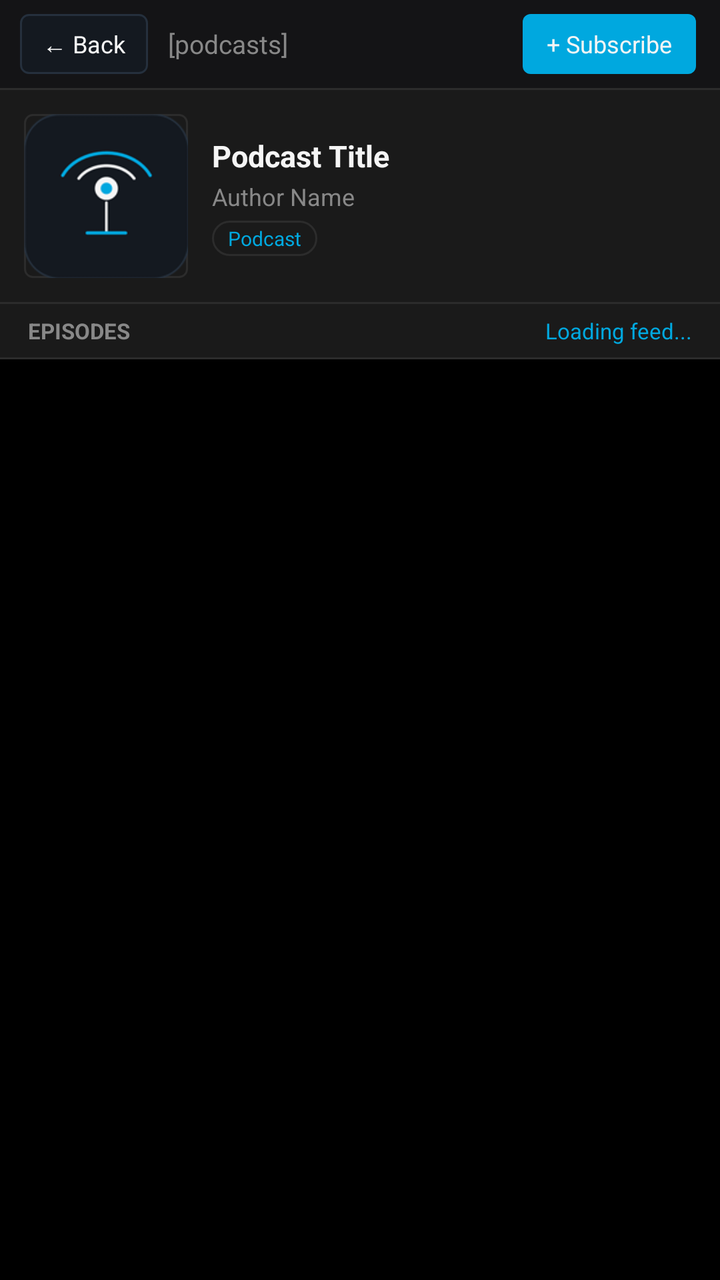
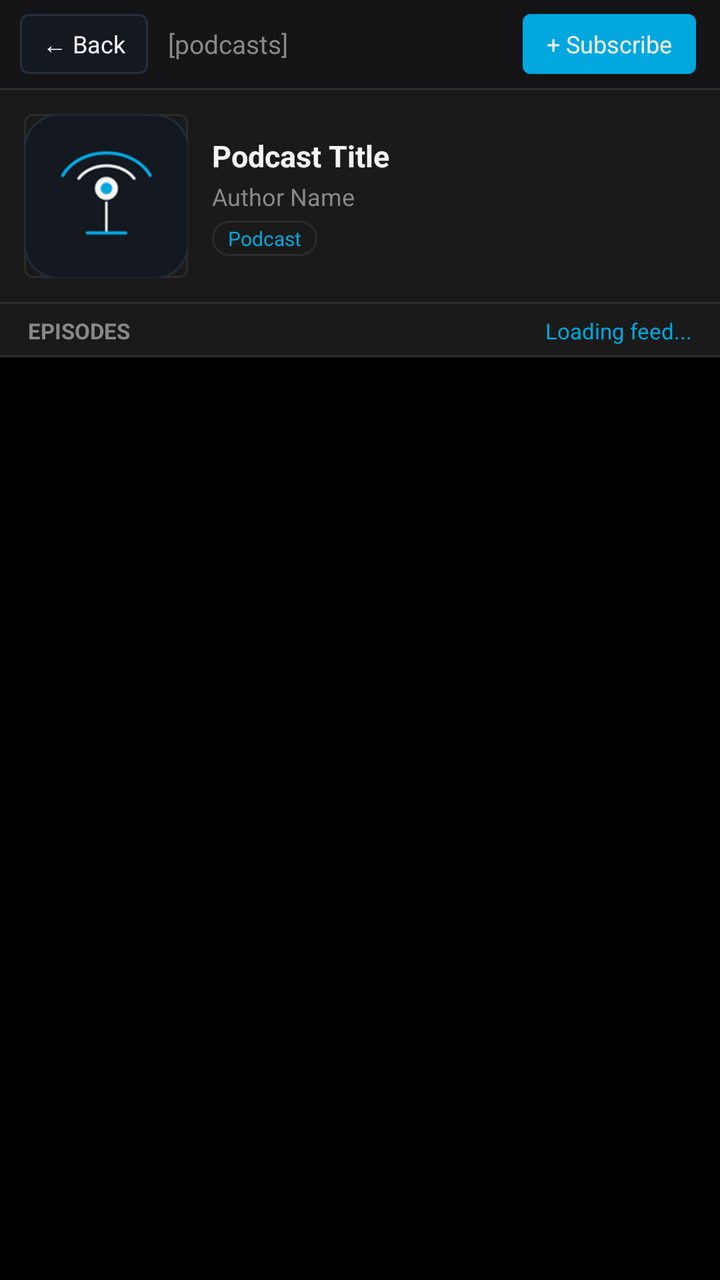

Two renders of the same Android screen: before a commit and after it. Below are the layout's source before the change and the commit's diff.
<!-- AndroidManifest.xml: application theme AppTheme -->
<!-- res/layout/activity_podcast_detail.xml -->
<?xml version="1.0" encoding="utf-8"?>
<LinearLayout xmlns:android="http://schemas.android.com/apk/res/android"
    android:id="@+id/detailRoot"
    android:layout_width="match_parent"
    android:layout_height="match_parent"
    android:orientation="vertical"
    android:background="@color/bg">

    
    <LinearLayout
        android:id="@+id/headerBar"
        android:layout_width="match_parent"
        android:layout_height="44dp"
        android:orientation="horizontal"
        android:gravity="center_vertical"
        android:background="@color/header_bg"
        android:paddingLeft="10dp"
        android:paddingRight="12dp">

        <Button
            android:id="@+id/btnBack"
            android:layout_width="wrap_content"
            android:layout_height="30dp"
            android:text="← Back"
            android:textColor="@color/text_primary"
            android:background="@drawable/btn_action"
            android:textSize="12sp"
            android:paddingLeft="10dp"
            android:paddingRight="10dp" />

        <TextView
            android:id="@+id/tvHeaderTitle"
            android:layout_width="0dp"
            android:layout_height="wrap_content"
            android:layout_weight="1"
            android:paddingLeft="10dp"
            android:paddingRight="10dp"
            android:text="[podcasts]"
            android:textColor="@color/text_secondary"
            android:textSize="13sp"
            android:singleLine="true"
            android:ellipsize="end" />

        <Button
            android:id="@+id/btnSubscribe"
            android:layout_width="wrap_content"
            android:layout_height="30dp"
            android:text="+ Subscribe"
            android:textColor="@color/text_primary"
            android:background="@drawable/btn_accent"
            android:textSize="12sp"
            android:paddingLeft="12dp"
            android:paddingRight="12dp" />
    </LinearLayout>

    <View
        android:layout_width="match_parent"
        android:layout_height="1dp"
        android:background="@color/divider" />

    
    <LinearLayout
        android:id="@+id/panelStickyPodcast"
        android:layout_width="match_parent"
        android:layout_height="wrap_content"
        android:orientation="vertical"
        android:background="@color/surface">

        
        <LinearLayout
            android:id="@+id/panelExpanded"
            android:layout_width="match_parent"
            android:layout_height="wrap_content"
            android:orientation="vertical">

            <LinearLayout
                android:layout_width="match_parent"
                android:layout_height="wrap_content"
                android:orientation="horizontal"
                android:padding="12dp"
                android:gravity="center_vertical">

                <ImageView
                    android:id="@+id/imgPodcastCover"
                    android:layout_width="82dp"
                    android:layout_height="82dp"
                    android:src="@drawable/ic_launcher"
                    android:scaleType="centerCrop"
                    android:background="@drawable/card_bg" />

                <LinearLayout
                    android:layout_width="0dp"
                    android:layout_height="wrap_content"
                    android:layout_weight="1"
                    android:orientation="vertical"
                    android:paddingLeft="12dp">

                    <TextView
                        android:id="@+id/tvPodcastTitle"
                        android:layout_width="match_parent"
                        android:layout_height="wrap_content"
                        android:text="Podcast Title"
                        android:textColor="@color/text_primary"
                        android:textSize="15sp"
                        android:textStyle="bold"
                        android:maxLines="2"
                        android:ellipsize="end" />

                    <TextView
                        android:id="@+id/tvAuthor"
                        android:layout_width="match_parent"
                        android:layout_height="wrap_content"
                        android:layout_marginTop="2dp"
                        android:text="Author Name"
                        android:textColor="@color/text_secondary"
                        android:textSize="12sp"
                        android:singleLine="true" />

                    <TextView
                        android:id="@+id/tvGenrePill"
                        android:layout_width="wrap_content"
                        android:layout_height="wrap_content"
                        android:layout_marginTop="4dp"
                        android:text="Podcast"
                        android:textColor="@color/accent_blue"
                        android:background="@drawable/pill_badge"
                        android:textSize="10sp" />
                </LinearLayout>
            </LinearLayout>

            <View
                android:layout_width="match_parent"
                android:layout_height="1dp"
                android:background="@color/divider" />

            
            <LinearLayout
                android:layout_width="match_parent"
                android:layout_height="wrap_content"
                android:orientation="horizontal"
                android:paddingLeft="14dp"
                android:paddingRight="14dp"
                android:paddingTop="6dp"
                android:paddingBottom="6dp">

                <TextView
                    android:layout_width="0dp"
                    android:layout_height="wrap_content"
                    android:layout_weight="1"
                    android:text="EPISODES"
                    android:textColor="@color/text_secondary"
                    android:textSize="11sp"
                    android:textStyle="bold" />

                <TextView
                    android:id="@+id/tvEpisodesStatus"
                    android:layout_width="wrap_content"
                    android:layout_height="wrap_content"
                    android:text="Loading feed..."
                    android:textColor="@color/accent_blue"
                    android:textSize="11sp" />
            </LinearLayout>
        </LinearLayout>

        
        <LinearLayout
            android:id="@+id/panelMinimized"
            android:layout_width="match_parent"
            android:layout_height="wrap_content"
            android:orientation="horizontal"
            android:paddingLeft="12dp"
            android:paddingRight="12dp"
            android:paddingTop="8dp"
            android:paddingBottom="8dp"
            android:gravity="center_vertical"
            android:background="@color/header_bg"
            android:visibility="gone">

            <ImageView
                android:id="@+id/imgPodcastCoverMini"
                android:layout_width="44dp"
                android:layout_height="44dp"
                android:src="@drawable/ic_launcher"
                android:scaleType="centerCrop"
                android:background="@drawable/card_bg"
                android:layout_marginRight="10dp" />

            <LinearLayout
                android:layout_width="0dp"
                android:layout_height="wrap_content"
                android:layout_weight="1"
                android:orientation="vertical">

                <LinearLayout
                    android:layout_width="match_parent"
                    android:layout_height="wrap_content"
                    android:orientation="horizontal"
                    android:gravity="center_vertical">

                    <TextView
                        android:layout_width="wrap_content"
                        android:layout_height="wrap_content"
                        android:text="[pod]"
                        android:textColor="@color/bb_blue"
                        android:textSize="11sp"
                        android:paddingRight="6dp" />

                    <TextView
                        android:id="@+id/tvPodcastTitleMini"
                        android:layout_width="0dp"
                        android:layout_height="wrap_content"
                        android:layout_weight="1"
                        android:textColor="@color/bb_text_white"
                        android:textSize="14sp"
                        android:textStyle="bold"
                        android:singleLine="true"
                        android:ellipsize="end" />
                </LinearLayout>

                <TextView
                    android:id="@+id/tvAuthorMini"
                    android:layout_width="match_parent"
                    android:layout_height="wrap_content"
                    android:textColor="@color/bb_text_dim"
                    android:textSize="12sp"
                    android:singleLine="true"
                    android:ellipsize="end"
                    android:layout_marginTop="2dp" />

                <TextView
                    android:id="@+id/tvStatusMini"
                    android:layout_width="wrap_content"
                    android:layout_height="wrap_content"
                    android:textColor="@color/bb_blue"
                    android:textSize="10sp"
                    android:layout_marginTop="2dp"
                    android:text="Loading..." />
            </LinearLayout>
        </LinearLayout>

        <View
            android:layout_width="match_parent"
            android:layout_height="1dp"
            android:background="@color/divider" />

    </LinearLayout>

    
    <ListView
        android:id="@+id/listEpisodes"
        android:layout_width="match_parent"
        android:layout_height="0dp"
        android:layout_weight="1"
        android:divider="@color/divider"
        android:dividerHeight="1dp"
        android:paddingLeft="10dp"
        android:paddingRight="10dp" />

</LinearLayout>
<!-- resources referenced by this layout -->
<resources>
  <color name="accent_blue">#00A8DF</color>
  <color name="bb_blue">#00A8DF</color>
  <color name="bb_text_dim">#888888</color>
  <color name="bb_text_white">#F5F5F5</color>
  <color name="bg">#000000</color>
  <color name="divider">#2C2C2C</color>
  <color name="header_bg">#141416</color>
  <color name="surface">#1A1A1A</color>
  <color name="text_primary">#F5F5F5</color>
  <color name="text_secondary">#888888</color>
  <!-- drawable btn_accent (drawable) -->
  <?xml version="1.0" encoding="utf-8"?>
  <selector xmlns:android="http://schemas.android.com/apk/res/android">
      <item android:state_pressed="true">
          <shape android:shape="rectangle">
              <solid android:color="@color/accent_blue_dark" />
              <corners android:radius="4dp" />
          </shape>
      </item>
      <item>
          <shape android:shape="rectangle">
              <solid android:color="@color/accent_blue" />
              <corners android:radius="4dp" />
          </shape>
      </item>
  </selector>
  <!-- drawable btn_action (drawable) -->
  <?xml version="1.0" encoding="utf-8"?>
  <selector xmlns:android="http://schemas.android.com/apk/res/android">
      <item android:state_pressed="true">
          <shape android:shape="rectangle">
              <solid android:color="@color/accent_blue" />
              <corners android:radius="4dp" />
          </shape>
      </item>
      <item>
          <shape android:shape="rectangle">
              <solid android:color="@color/btn_bg" />
              <stroke android:width="1dp" android:color="@color/btn_border" />
              <corners android:radius="4dp" />
          </shape>
      </item>
  </selector>
  <!-- drawable card_bg (drawable) -->
  <?xml version="1.0" encoding="utf-8"?>
  <shape xmlns:android="http://schemas.android.com/apk/res/android"
      android:shape="rectangle">
      <solid android:color="@color/bb_card" />
      <corners android:radius="4dp" />
      <stroke android:width="1dp" android:color="@color/bb_border" />
  </shape>
  <!-- drawable ic_launcher: png bitmap (drawable, 6352 bytes) -->
  <!-- drawable pill_badge (drawable) -->
  <?xml version="1.0" encoding="utf-8"?>
  <shape xmlns:android="http://schemas.android.com/apk/res/android"
      android:shape="rectangle">
      <solid android:color="@color/bb_card" />
      <corners android:radius="10dp" />
      <stroke android:width="1dp" android:color="@color/bb_border" />
      <padding android:left="8dp" android:top="2dp" android:right="8dp" android:bottom="2dp" />
  </shape>
  <style name="AppTheme" parent="@android:style/Theme.Holo.NoActionBar">
          <item name="android:windowBackground">@color/bg</item>
          <item name="android:colorBackground">@color/bg</item>
          <item name="android:textColor">@color/text_primary</item>
      </style>
  <color name="accent_blue_dark">#007EA7</color>
  <color name="btn_bg">#141920</color>
  <color name="btn_border">#25303D</color>
  <color name="bb_card">#1A1A1A</color>
  <color name="bb_border">#2C2C2C</color>
</resources>

<!-- the commit's change to res/layout/activity_podcast_detail.xml (unified diff, before → after) -->
@@ -59,11 +59,10 @@
         android:background="@color/divider" />
 
     
-    <LinearLayout
+    <FrameLayout
         android:id="@+id/panelStickyPodcast"
         android:layout_width="match_parent"
         android:layout_height="wrap_content"
-        android:orientation="vertical"
         android:background="@color/surface">
 
         
@@ -241,9 +240,10 @@
         <View
             android:layout_width="match_parent"
             android:layout_height="1dp"
-            android:background="@color/divider" />
-
-    </LinearLayout>
+            android:background="@color/divider"
+            android:layout_gravity="bottom" />
+
+    </FrameLayout>
 
     
     <ListView
